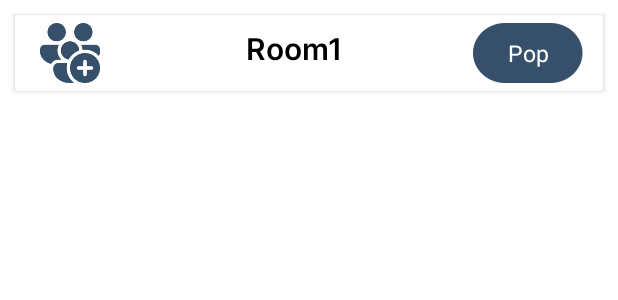
After one commit to Vaibhav5702/Milan, an Android app: the layout all_room_details.xml on its own in the app's theme, with its tools: preview values and no code run, on a phone screen of 412 x 824 dp. The commit adds this screen. Shown: the top 300 px of the screen. Run offline under Robolectric (Android 15) with nearby library versions, the phone set to English and light mode, and no system bars.

Commit message:
Display Interest Rooms

```diff
--- a/app/src/main/java/com/example/milan/TabFragments/InterestsFragment.java
+++ b/app/src/main/java/com/example/milan/TabFragments/InterestsFragment.java
@@ -36,7 +36,6 @@ public class InterestsFragment extends Fragment {
     ArrayList<InterestDetails> list;
     public InterestsFragment(Context context) {
         this.context=context;
-        // Required empty public constructor
     }
 
     RecyclerView recyclerView;
@@ -78,7 +77,6 @@ public class InterestsFragment extends Fragment {
                        assert snapshot != null;
                        for(String interest:(ArrayList<String>) Objects.requireNonNull(snapshot.get("interests")))
                        {
-
                            list.add(new InterestDetails(interest,4));
                        }
                        adapter.notifyDataSetChanged();
--- /dev/null
+++ b/app/src/main/res/layout/all_room_details.xml
@@ -0,0 +1,57 @@
+<?xml version="1.0" encoding="utf-8"?>
+<LinearLayout xmlns:android="http://schemas.android.com/apk/res/android"
+    android:layout_width="match_parent"
+    android:layout_height="wrap_content"
+    android:orientation="vertical">
+
+    <androidx.cardview.widget.CardView
+        android:layout_width="match_parent"
+        android:layout_height="wrap_content"
+        android:layout_margin="10dp">
+        <LinearLayout
+            android:layout_width="match_parent"
+            android:layout_height="wrap_content"
+            android:padding="5dp">
+            <ImageView
+                android:id="@+id/icon_room"
+                android:layout_width="40dp"
+                android:layout_height="40dp"
+                android:src="@drawable/room_logo"
+                android:layout_weight="1"/>
+
+            <TextView
+                android:id="@+id/room_text"
+                android:layout_width="wrap_content"
+                android:layout_height="match_parent"
+                android:ellipsize="end"
+                android:layout_marginStart="5dp"
+                android:layout_marginBottom="5dp"
+                android:text="Room1"
+                android:lines="1"
+                android:fontFamily="@font/inter_semi_bold"
+                android:textColor="@color/black"
+                android:textSize="20sp"
+                android:gravity="center"
+                android:layout_weight="7"/>
+
+            <TextView
+                android:id="@+id/sub_category"
+                android:layout_width="50dp"
+                android:layout_height="40dp"
+                android:text="Pop"
+                android:gravity="center"
+                android:layout_gravity="center_vertical"
+                android:textColor="@color/white"
+                android:textSize="15sp"
+                android:background="@drawable/sub_background"
+                android:layout_marginStart="8dp"
+                android:layout_marginEnd="8dp"
+                android:layout_weight="1"
+                />
+
+        </LinearLayout>
+    </androidx.cardview.widget.CardView>
+
+
+
+</LinearLayout>
```
Also changed, not shown: app/src/main/java/com/example/milan/ChooseActivity.java (+8 -5 lines), app/src/main/java/com/example/milan/InterestSection/InterestDetailsAdapter.java (+82 -7 lines), app/src/main/java/com/example/milan/LoginRegister/InterestActivity.java (+10 -10 lines), app/src/main/java/com/example/milan/RoomAdapter.java (added, +64 -0 lines), app/src/main/java/com/example/milan/RoomDetails.java (added, +18 -0 lines), app/src/main/res/layout/interest_details.xml (+17 -1 lines), app/src/main/res/drawable-v24/sub_background.png (added).
